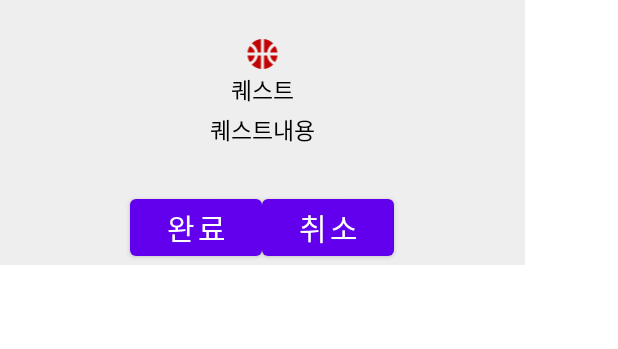
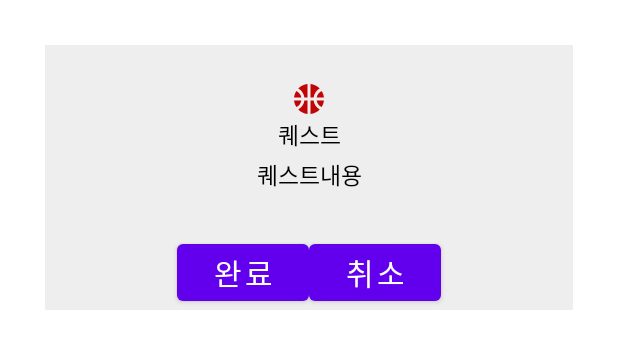
Before and after one commit to Aierse/Capstone4_1, an Android app: the layout quest_show_popup.xml on its own in the app's theme, with its tools: preview values and no code run, on a phone screen of 412 x 824 dp. Shown: the top 349 px of the screen. Run offline under Robolectric (Android 15) with nearby library versions, the phone set to English and light mode, and no system bars.

Commit message:
스타일 - width, margin 변경

```diff
--- a/app/src/main/res/layout/quest_show_popup.xml
+++ b/app/src/main/res/layout/quest_show_popup.xml
@@ -2,8 +2,9 @@
 <LinearLayout xmlns:android="http://schemas.android.com/apk/res/android"
     android:background="#eeeeee"
     android:orientation="vertical"
-    android:layout_width="350dp"
-    android:layout_height="wrap_content">
+    android:layout_width="match_parent"
+    android:layout_height="wrap_content"
+    android:layout_margin="30dp" >
 
     <LinearLayout
         android:padding="24dp"
```
